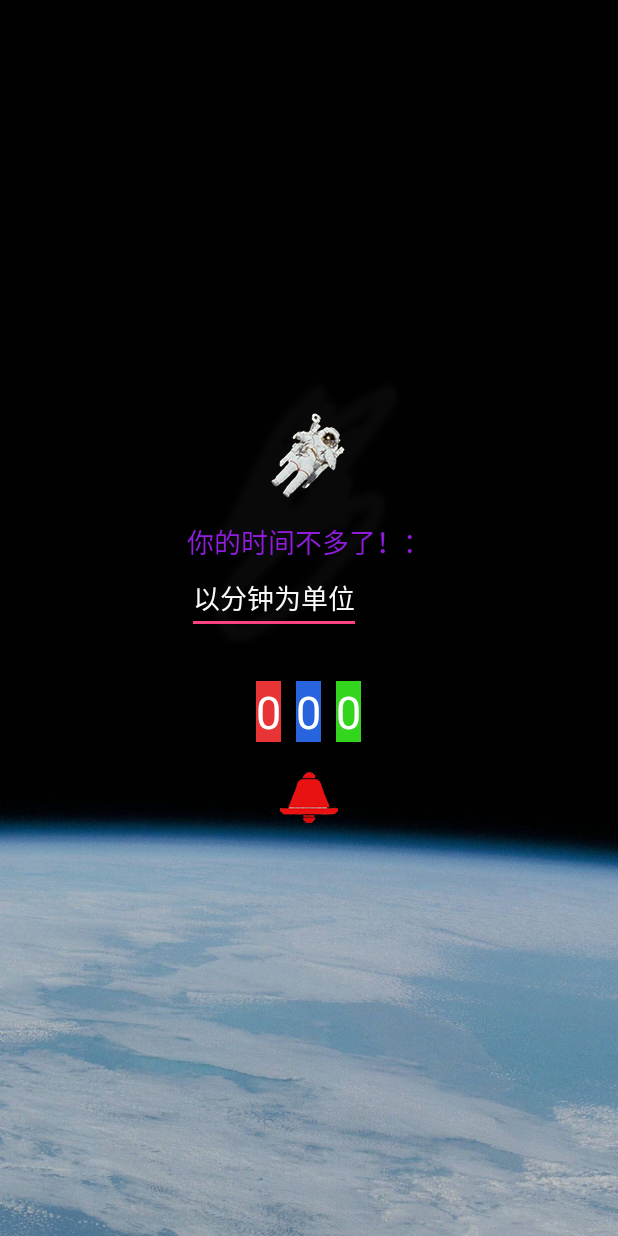
After one commit to 18810977393/teamwork, an Android app: the CountdownActivity screen opened directly, with no data from a screen before it, on a phone screen of 412 x 824 dp. The commit adds this screen. Run offline under Robolectric (Android 15) with nearby library versions, the phone set to English and light mode, and no system bars.

Commit message:
添加倒计时功能

```diff
--- a/app/src/main/AndroidManifest.xml
+++ b/app/src/main/AndroidManifest.xml
@@ -30,7 +30,7 @@
                 <category android:name="android.intent.category.LAUNCHER" />
             </intent-filter>
         </activity>
-        <activity android:name=".ViewPager.ViewPagerActivity"></activity>
+        <activity android:name=".ViewPager.ViewPagerActivity" />
         <activity
             android:name=".activity.FragmentActivity"
             android:screenOrientation="portrait" />
@@ -104,7 +104,8 @@
             android:screenOrientation="portrait" />
         <activity
             android:name=".activity.IndexMainActivity"
-            android:label="@string/title_activity_index_main"></activity>
+            android:label="@string/title_activity_index_main" />
+        <activity android:name=".countDown.CountdownActivity"></activity>
     </application>
 
 </manifest>
--- /dev/null
+++ b/app/src/main/java/com/scwang/refreshlayout/countDown/CountdownActivity.java
@@ -0,0 +1,125 @@
+package com.scwang.refreshlayout.countDown;
+
+import android.os.Handler;
+import android.support.v7.app.AppCompatActivity;
+import android.os.Bundle;
+import android.text.TextUtils;
+import android.view.View;
+import android.view.Window;
+import android.view.WindowManager;
+import android.view.animation.Animation;
+import android.view.animation.TranslateAnimation;
+import android.widget.EditText;
+import android.widget.ImageButton;
+import android.widget.ImageView;
+import android.widget.TextView;
+import android.widget.Toast;
+
+import com.scwang.refreshlayout.R;
+
+public class CountdownActivity extends AppCompatActivity {
+    private TextView tvtime1,tvtime2,tvtime3;
+    private EditText editText;
+    private ImageButton start_btn;
+    private ImageView astronaut_iv;
+    private  long  time=400;
+
+    @Override
+    protected void onCreate(Bundle savedInstanceState) {
+
+        //隐藏标题栏
+        supportRequestWindowFeature(Window.FEATURE_NO_TITLE);
+        //隐藏状态栏
+        getWindow().setFlags(WindowManager.LayoutParams.FLAG_FULLSCREEN,
+                WindowManager.LayoutParams.FLAG_FULLSCREEN);
+
+
+        super.onCreate(savedInstanceState);
+        setContentView(R.layout.activity_countdown);
+        init();
+    }
+
+
+    private void init(){
+        tvtime1=(TextView)findViewById(R.id.tvtime1);
+        tvtime2=(TextView) findViewById(R.id.tvtime2);
+        tvtime3=(TextView) findViewById(R.id.tvtime3);
+        editText=(EditText)findViewById(R.id.ed);
+        start_btn=(ImageButton)findViewById(R.id.start_btn);
+        astronaut_iv=(ImageView)findViewById(R.id.astronaut_iv);
+
+
+
+        start_btn.setOnClickListener(new View.OnClickListener() {
+            @Override
+            public void onClick(View v) {
+                String temp =  editText.getText().toString();
+                if (!TextUtils.isEmpty(temp)){
+                    int minute = Integer.valueOf(temp);
+                    time = minute*60;
+
+                    startAnimation();
+                    handler.postDelayed(runnable, 1000);
+                    editText.setText("");
+                }
+                else{
+                    Toast.makeText(CountdownActivity.this,"输入框不能为空！",Toast.LENGTH_LONG).show();
+                }
+
+            }
+        });
+    }
+
+    private void startAnimation() {
+        Animation translateAnimation = new TranslateAnimation(0, 100, 0, 0);
+        translateAnimation.setDuration(1500);
+        translateAnimation.setInterpolator(this, android.R.anim.cycle_interpolator);//设置动画插入器
+        translateAnimation.setRepeatCount(1000000);
+        translateAnimation.setFillAfter(true);//设置动画结束后保持当前的位置（即不返回到动画开始前的位置）
+        astronaut_iv.startAnimation(translateAnimation);
+    }
+
+    Handler handler = new Handler();
+    Runnable runnable = new Runnable() {
+        @Override
+        public void run() {
+            time--;
+            String formatLongToTimeStr = formatLongToTimeStr(time);
+            String[] split = formatLongToTimeStr.split("：");
+            for (int i = 0; i < split.length; i++) {
+                if(i==0){
+                    tvtime1.setText(split[0]+"时");
+                }
+                if(i==1){
+                    tvtime2.setText(split[1]+"分");
+                }
+                if(i==2){
+                    tvtime3.setText(split[2]+"秒");
+                }
+
+            }
+            if(time>0){
+                handler.postDelayed(this, 1000);
+            }
+        }
+    };
+
+    public  String formatLongToTimeStr(Long l) {
+        int hour = 0;
+        int minute = 0;
+        int second = 0;
+        second = l.intValue() ;
+        if (second > 60) {
+            minute = second / 60;         //取整
+            second = second % 60;         //取余
+        }
+
+        if (minute > 60) {
+            hour = minute / 60;
+            minute = minute % 60;
+        }
+        String strtime = hour+"："+minute+"："+second;
+        return strtime;
+
+    }
+}
--- a/app/src/main/java/com/scwang/refreshlayout/fragment/index/TaskFragment.java
+++ b/app/src/main/java/com/scwang/refreshlayout/fragment/index/TaskFragment.java
@@ -16,6 +16,7 @@ import android.view.LayoutInflater;
 import android.view.View;
 import android.view.ViewGroup;
 import android.widget.AdapterView;
+import android.widget.Toast;
 
 import com.scwang.refreshlayout.R;
 import com.scwang.refreshlayout.activity.FragmentActivity;
@@ -26,6 +27,7 @@ import com.scwang.refreshlayout.activity.Task.RepastPracticeActivity;
 
 import com.scwang.refreshlayout.adapter.BaseRecyclerAdapter;
 import com.scwang.refreshlayout.adapter.SmartViewHolder;
+import com.scwang.refreshlayout.countDown.CountdownActivity;
 import com.scwang.refreshlayout.util.StatusBarUtil;
 
 import java.util.Arrays;
@@ -94,10 +96,10 @@ public class TaskFragment extends Fragment implements AdapterView.OnItemClickLis
                        //
                         break;
                     case 3:
-                        //
+//                        Toast.makeText(TaskFragment.this,"",Toast.LENGTH_LONG).show();
                         break;
                     case 4:
-                       //
+                        startActivity(new Intent(getContext(),CountdownActivity.class));
                         break;
                 }
             }
--- /dev/null
+++ b/app/src/main/res/layout/activity_countdown.xml
@@ -0,0 +1,105 @@
+<LinearLayout xmlns:android="http://schemas.android.com/apk/res/android"
+    xmlns:tools="http://schemas.android.com/tools"
+    android:layout_width="match_parent"
+    android:layout_height="match_parent"
+    android:gravity="center"
+    android:background="@mipmap/background"
+    android:orientation="vertical" >
+
+    <LinearLayout
+        android:layout_width="wrap_content"
+        android:layout_height="wrap_content"
+        android:orientation="vertical">
+
+        <LinearLayout
+            android:layout_width="wrap_content"
+            android:layout_height="wrap_content"
+            android:orientation="vertical">
+
+            <ImageView
+                android:id="@+id/astronaut_iv"
+                android:layout_width="wrap_content"
+                android:layout_height="wrap_content"
+                android:background="@mipmap/astronaut"
+                android:layout_gravity="center"/>
+            <TextView
+                android:layout_width="wrap_content"
+                android:layout_height="wrap_content"
+                android:text="你的时间不多了！："
+                android:layout_gravity="center"
+                android:textSize="18sp"
+                android:layout_marginTop="15dp"
+                android:textColor="#901cdd"/>
+            <EditText
+                android:id="@+id/ed"
+                android:layout_width="wrap_content"
+                android:layout_height="wrap_content"
+                android:textColor="#f70b23"
+                android:hint="以分钟为单位"
+                android:textColorHint="#fbfafa"/>
+
+        </LinearLayout>
+
+        <TextView
+            android:layout_width="wrap_content"
+            android:layout_height="wrap_content"
+            android:text="离结束时间为："/>
+
+    </LinearLayout>
+
+
+    <LinearLayout
+        android:layout_width="wrap_content"
+        android:layout_height="wrap_content"
+        android:layout_gravity="center"
+        android:layout_marginTop="10dp"
+        android:orientation="horizontal">
+
+        <TextView
+            android:id="@+id/tvtime1"
+            android:layout_width="wrap_content"
+            android:layout_height="wrap_content"
+            android:layout_centerHorizontal="true"
+            android:layout_centerVertical="true"
+            android:background="#e83434"
+            android:gravity="center"
+            android:text="0"
+            android:textColor="#FFFFFF"
+            android:textSize="30sp" />
+
+        <TextView
+            android:id="@+id/tvtime2"
+            android:layout_width="wrap_content"
+            android:layout_height="wrap_content"
+            android:layout_centerHorizontal="true"
+            android:layout_centerVertical="true"
+            android:layout_marginLeft="10dp"
+            android:gravity="center"
+            android:text="0"
+            android:textColor="#FFFFFF"
+            android:background="#2764dd"
+            android:textSize="30sp" />
+
+        <TextView
+            android:id="@+id/tvtime3"
+            android:layout_width="wrap_content"
+            android:layout_height="wrap_content"
+            android:layout_centerHorizontal="true"
+            android:layout_centerVertical="true"
+            android:layout_marginLeft="10dp"
+            android:gravity="center"
+            android:background="#33d51e"
+            android:textColor="#FFFFFF"
+            android:text="0"
+            android:textSize="30sp" />
+
+    </LinearLayout>
+
+    <ImageButton
+        android:id="@+id/start_btn"
+        android:layout_width="wrap_content"
+        android:layout_height="wrap_content"
+        android:layout_marginTop="20dp"
+        android:background="@mipmap/start"/>
+
+</LinearLayout>
--- a/refresh-layout/build.gradle
+++ b/refresh-layout/build.gradle
@@ -4,7 +4,7 @@ apply plugin: 'com.android.library'
 
 android {
 
-    compileSdkVersion 27
+    compileSdkVersion 24
     buildToolsVersion '27.0.3'
 
     defaultConfig {
@@ -28,12 +28,11 @@ android {
 }
 
 dependencies {
-    implementation fileTree(dir: 'libs', include: ['*.jar'])
+    implementation fileTree(include: ['*.jar'], dir: 'libs')
     androidTestImplementation('com.android.support.test.espresso:espresso-core:2.2.2', {
         exclude group: 'com.android.support', module: 'support-annotations'
     })
     testImplementation 'junit:junit:4.12'
-
     //noinspection GradleDependency
     api 'com.android.support:support-annotations:25.1.0'
     //noinspection GradleDependency,GradleCompatible
@@ -42,7 +41,6 @@ dependencies {
     api 'com.android.support:recyclerview-v7:21.0.0'
     //noinspection GradleDependency,GradleCompatible
     api 'com.android.support:design:23.0.0'
-
 }
 
 publish {
```
Also changed, not shown: app/src/main/res/mipmap-hdpi/astronaut.png (added), app/src/main/res/mipmap-hdpi/background.png (added), app/src/main/res/mipmap-hdpi/start.png (added).
